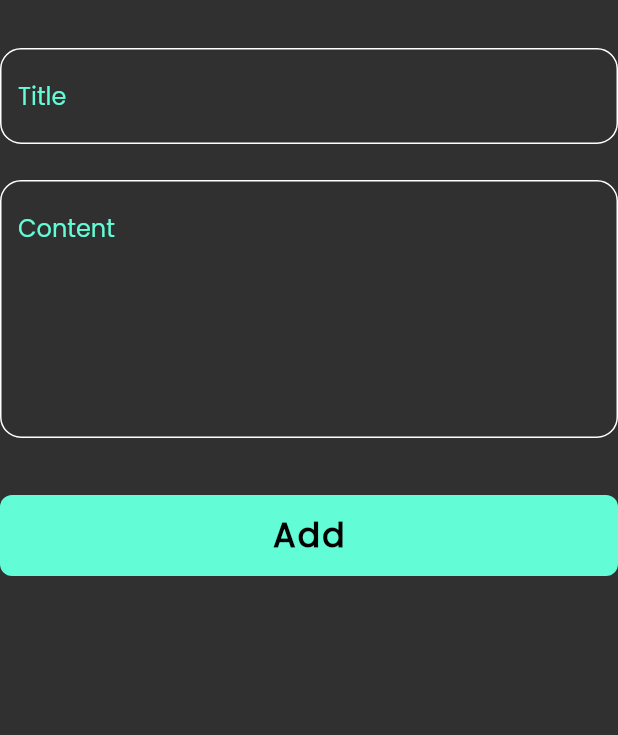
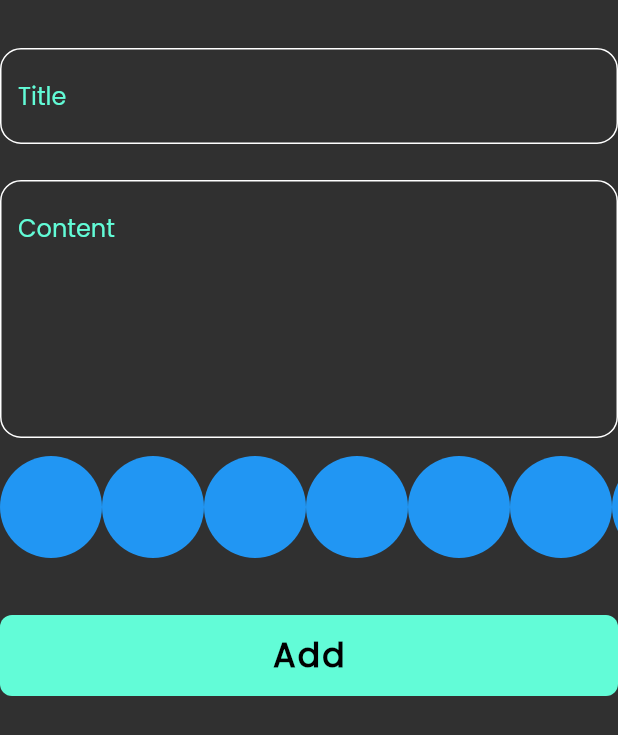
Before and after one commit to Osama-Abo-Reda/notes_app, a Flutter app: the AddNoteForm widget shown alone on an empty page, opened directly, on a phone screen of 412 x 824 dp. Shown: the top 735 px of the screen. Run offline on Flutter 3.47's test engine with Material 2 defaults, Android fonts, the phone set to English and light mode, and no system bars; our stand-ins replace flutter_bloc, font_awesome_flutter, hive, hive_flutter; accounts and stored records are empty.

Commit message:
create colors list view part 1

```diff
--- a/lib/views/widgets/add_note_form.dart
+++ b/lib/views/widgets/add_note_form.dart
@@ -2,6 +2,7 @@ import 'package:flutter/material.dart';
 import 'package:flutter_bloc/flutter_bloc.dart';
 import 'package:notes_app/cubits/add_note_cubit/add_note_cubit.dart';
 import 'package:notes_app/models/note_model.dart';
+import 'package:notes_app/views/widgets/colors_list_view.dart';
 import 'package:notes_app/views/widgets/custom_button.dart';
 import 'package:notes_app/views/widgets/custom_text_field.dart';
 
@@ -42,6 +43,10 @@ class _AddNoteFormState extends State<AddNoteForm> {
             maxLines: 6,
           ),
           const SizedBox(
+            height: 12.0,
+          ),
+          const ColorsListView(),
+          const SizedBox(
             height: 38.0,
           ),
           BlocBuilder<AddNoteCubit, AddNoteState>(
--- /dev/null
+++ b/lib/views/widgets/colors_list_view.dart
@@ -0,0 +1,29 @@
+import 'package:flutter/material.dart';
+
+class ColorItem extends StatelessWidget {
+  const ColorItem({super.key});
+
+  @override
+  Widget build(BuildContext context) {
+    return const CircleAvatar(
+      backgroundColor: Colors.blue,
+      radius: 34.0,
+    );
+  }
+}
+
+class ColorsListView extends StatelessWidget {
+  const ColorsListView({super.key});
+
+  @override
+  Widget build(BuildContext context) {
+    return SizedBox(
+      height: 34.0 * 2,
+      child: ListView.builder(
+        itemBuilder: (context, index) => const ColorItem(),
+        itemCount: 10,
+        scrollDirection: Axis.horizontal,
+      ),
+    );
+  }
+}
```
